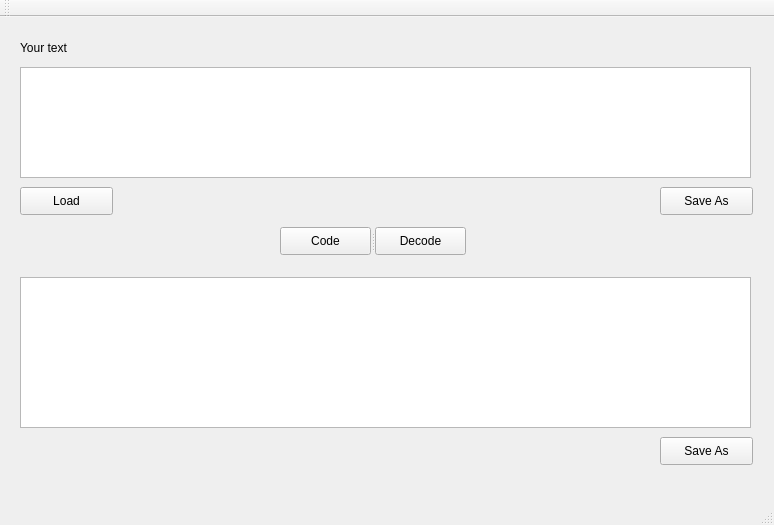
Above: MainWindow.ui from ArRanaNajaSama/QMorseTranslator before the change. Below: the same form after it.
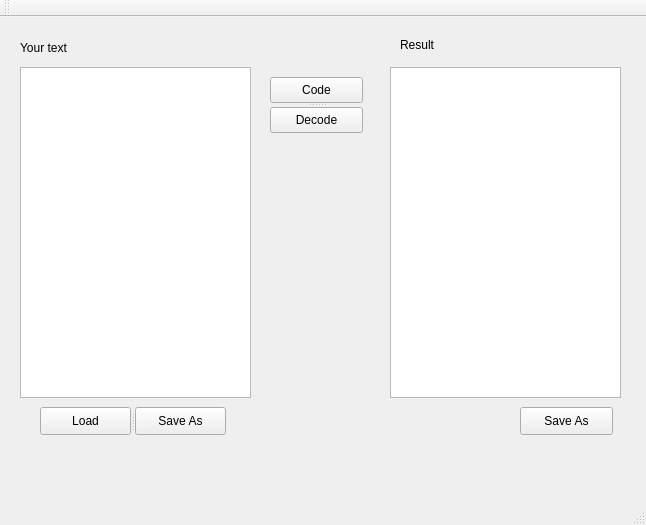
That is the form after the change.

What changed in the file:
```diff
--- a/MainWindow.ui
+++ b/MainWindow.ui
@@ -6,7 +6,7 @@
    <rect>
     <x>0</x>
     <y>0</y>
-    <width>774</width>
+    <width>646</width>
     <height>525</height>
    </rect>
   </property>
@@ -32,31 +32,18 @@
      <rect>
       <x>20</x>
       <y>50</y>
-      <width>731</width>
-      <height>111</height>
+      <width>231</width>
+      <height>331</height>
      </rect>
     </property>
    </widget>
-   <widget class="QPushButton" name="loadBtn">
-    <property name="geometry">
-     <rect>
-      <x>20</x>
-      <y>170</y>
-      <width>93</width>
-      <height>28</height>
-     </rect>
-    </property>
-    <property name="text">
-     <string>Load</string>
-    </property>
-   </widget>
    <widget class="QTextEdit" name="resultTextEdit">
     <property name="geometry">
      <rect>
-      <x>20</x>
-      <y>260</y>
-      <width>731</width>
-      <height>151</height>
+      <x>390</x>
+      <y>50</y>
+      <width>231</width>
+      <height>331</height>
      </rect>
     </property>
     <property name="readOnly">
@@ -66,8 +53,8 @@
    <widget class="QPushButton" name="saveResBtn">
     <property name="geometry">
      <rect>
-      <x>660</x>
-      <y>420</y>
+      <x>520</x>
+      <y>390</y>
       <width>93</width>
       <height>28</height>
      </rect>
@@ -76,30 +63,30 @@
      <string>Save As</string>
     </property>
    </widget>
-   <widget class="QPushButton" name="saveInitTextBtn">
+   <widget class="QLabel" name="label">
     <property name="geometry">
      <rect>
-      <x>660</x>
-      <y>170</y>
-      <width>93</width>
-      <height>28</height>
+      <x>400</x>
+      <y>20</y>
+      <width>55</width>
+      <height>16</height>
      </rect>
     </property>
     <property name="text">
-     <string>Save As</string>
+     <string>Result</string>
     </property>
    </widget>
    <widget class="QSplitter" name="splitter">
     <property name="geometry">
      <rect>
-      <x>280</x>
-      <y>210</y>
-      <width>186</width>
-      <height>28</height>
+      <x>270</x>
+      <y>60</y>
+      <width>93</width>
+      <height>56</height>
      </rect>
     </property>
     <property name="orientation">
-     <enum>Qt::Horizontal</enum>
+     <enum>Qt::Vertical</enum>
     </property>
     <widget class="QPushButton" name="codeBtn">
      <property name="text">
@@ -112,6 +99,29 @@
      </property>
     </widget>
    </widget>
+   <widget class="QSplitter" name="splitter_2">
+    <property name="geometry">
+     <rect>
+      <x>40</x>
+      <y>390</y>
+      <width>186</width>
+      <height>28</height>
+     </rect>
+    </property>
+    <property name="orientation">
+     <enum>Qt::Horizontal</enum>
+    </property>
+    <widget class="QPushButton" name="loadBtn">
+     <property name="text">
+      <string>Load</string>
+     </property>
+    </widget>
+    <widget class="QPushButton" name="saveInitTextBtn">
+     <property name="text">
+      <string>Save As</string>
+     </property>
+    </widget>
+   </widget>
   </widget>
   <widget class="QMenuBar" name="menuBar">
    <property name="geometry">
```
Left out of the diff: 2 changed lines with no effect on the pictures.
